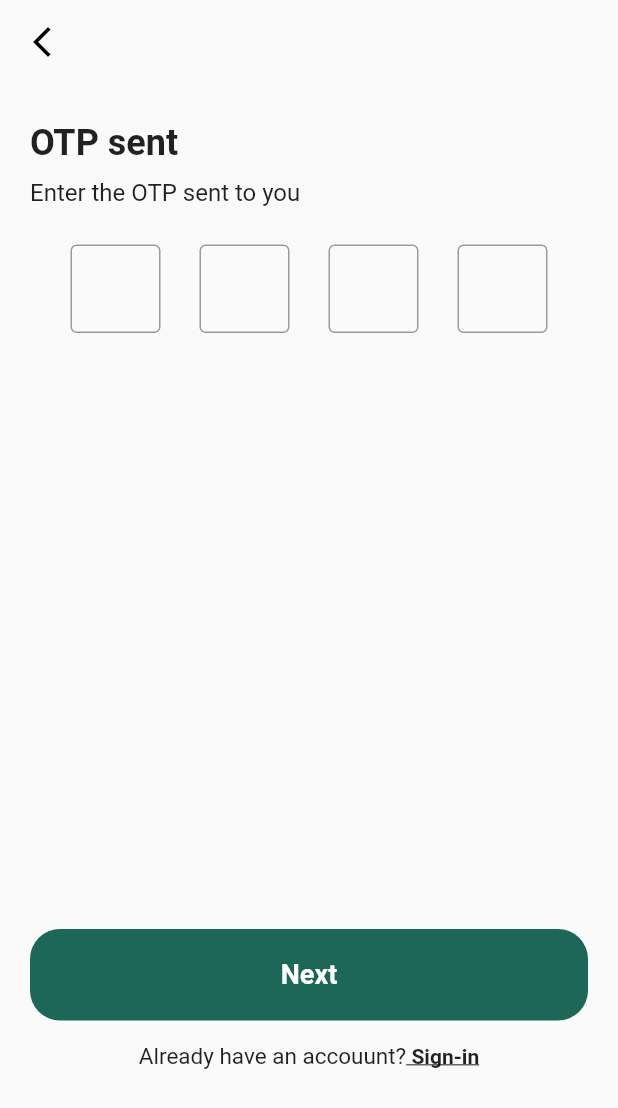
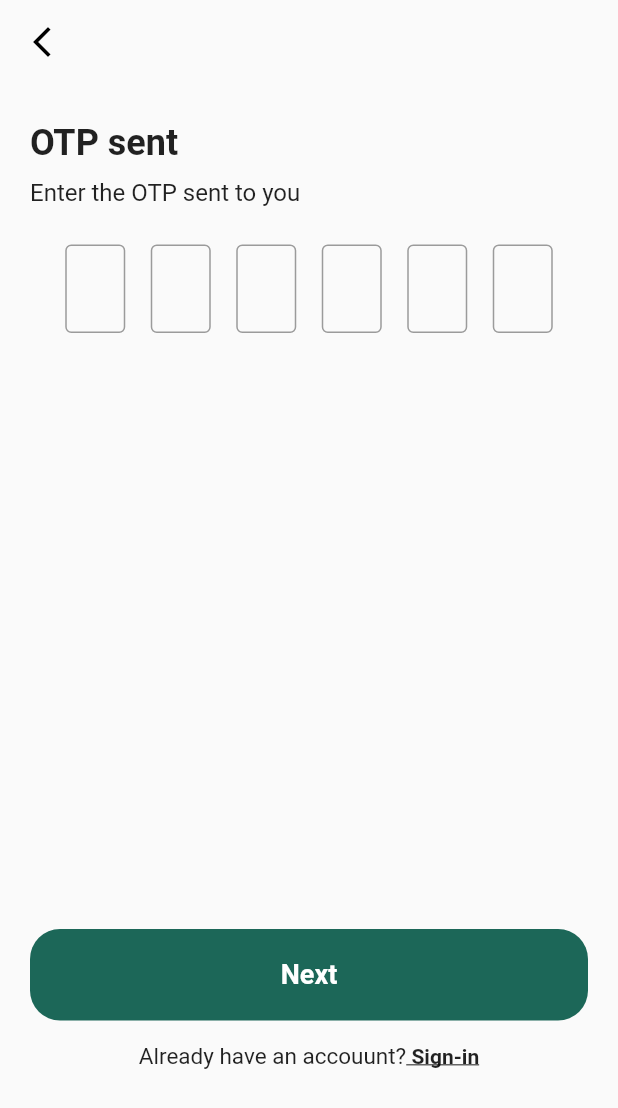
Before and after one commit to Appium-Labs/Social-app, a Flutter app: the OTPScreen screen opened directly, on a phone screen of 412 x 824 dp. Shown: the top 1108 px of the screen. Run offline on Flutter 3.47's test engine with Material 2 defaults, Android fonts, the phone set to English and light mode, and no system bars; our stand-ins replace firebase_auth, firebase_core, flutter_svg, get, image_picker, intl_phone_field; accounts and stored records are empty.

Commit message:
OTP Login done

```diff
--- a/lib/Views/LoginScreen/OTPScreen.dart
+++ b/lib/Views/LoginScreen/OTPScreen.dart
@@ -1,5 +1,7 @@
 import 'package:flutter/material.dart';
+import 'package:get/get.dart';
 import 'package:get/route_manager.dart';
+import 'package:social_app/Services/AuthenticationService.dart';
 import 'package:social_app/Views/LoginScreen/OTPTextFeild.dart';
 
 import '../shared/ColoredButton.dart';
@@ -9,10 +11,13 @@ class OTPScreen extends StatelessWidget {
 
   @override
   Widget build(BuildContext context) {
+    AuthController controller = Get.find();
     final TextEditingController _firstController = TextEditingController();
     final TextEditingController _secondController = TextEditingController();
     final TextEditingController _thirdController = TextEditingController();
     final TextEditingController _fourthController = TextEditingController();
+    final TextEditingController _fifthController = TextEditingController();
+    final TextEditingController _sixthController = TextEditingController();
     return Scaffold(
       appBar: AppBar(
         leading: IconButton(
@@ -49,15 +54,26 @@ class OTPScreen extends StatelessWidget {
               height: 20,
             ),
             OTPTextFeild(
-                firstController: _firstController,
-                secondController: _secondController,
-                thirdController: _thirdController,
-                fourthController: _fourthController),
+              firstController: _firstController,
+              secondController: _secondController,
+              thirdController: _thirdController,
+              fourthController: _fourthController,
+              fifthController: _fifthController,
+              sixthController: _sixthController,
+            ),
             SizedBox(
               height: MediaQuery.of(context).size.height * 0.47,
             ),
             GestureDetector(
-                onTap: () => Get.to(OTPScreen()), child: const ColoredButton()),
+                onTap: () {
+                  controller.verifyOTP(_firstController.text +
+                      _secondController.text +
+                      _thirdController.text +
+                      _fourthController.text +
+                      _fifthController.text +
+                      _sixthController.text);
+                },
+                child: const ColoredButton()),
             const SizedBox(
               height: 5,
             ),
--- a/lib/Views/LoginScreen/OTPTextFeild.dart
+++ b/lib/Views/LoginScreen/OTPTextFeild.dart
@@ -5,13 +5,16 @@ class OTPTextFeild extends StatelessWidget {
   final TextEditingController secondController;
   final TextEditingController thirdController;
   final TextEditingController fourthController;
-
+  final TextEditingController fifthController;
+  final TextEditingController sixthController;
   const OTPTextFeild(
       {super.key,
       required this.firstController,
       required this.secondController,
       required this.thirdController,
-      required this.fourthController});
+      required this.fourthController,
+      required this.fifthController,
+      required this.sixthController});
 
   @override
   Widget build(BuildContext context) {
@@ -19,7 +22,7 @@ class OTPTextFeild extends StatelessWidget {
       mainAxisAlignment: MainAxisAlignment.center,
       children: [
         SizedBox(
-          width: 60,
+          width: 40,
           child: TextFormField(
             controller: firstController,
             textAlign: TextAlign.center,
@@ -36,9 +39,9 @@ class OTPTextFeild extends StatelessWidget {
             },
           ),
         ),
-        const SizedBox(width: 26),
+        const SizedBox(width: 17),
         SizedBox(
-          width: 60,
+          width: 40,
           child: TextFormField(
             controller: secondController,
             textAlign: TextAlign.center,
@@ -55,9 +58,9 @@ class OTPTextFeild extends StatelessWidget {
             },
           ),
         ),
-        const SizedBox(width: 26),
+        const SizedBox(width: 17),
         SizedBox(
-          width: 60,
+          width: 40,
           child: TextFormField(
             controller: thirdController,
             textAlign: TextAlign.center,
@@ -74,11 +77,49 @@ class OTPTextFeild extends StatelessWidget {
             },
           ),
         ),
-        const SizedBox(width: 26),
+        const SizedBox(width: 17),
         SizedBox(
-          width: 60,
+          width: 40,
           child: TextFormField(
             controller: fourthController,
+            textAlign: TextAlign.center,
+            keyboardType: TextInputType.number,
+            maxLength: 1,
+            decoration: const InputDecoration(
+              counterText: '',
+              border: OutlineInputBorder(),
+            ),
+            onChanged: (value) {
+              if (value.isNotEmpty) {
+                FocusScope.of(context).nextFocus();
+              }
+            },
+          ),
+        ),
+        const SizedBox(width: 17),
+        SizedBox(
+          width: 40,
+          child: TextFormField(
+            controller: fifthController,
+            textAlign: TextAlign.center,
+            keyboardType: TextInputType.number,
+            maxLength: 1,
+            decoration: const InputDecoration(
+              counterText: '',
+              border: OutlineInputBorder(),
+            ),
+            onChanged: (value) {
+              if (value.isNotEmpty) {
+                FocusScope.of(context).nextFocus();
+              }
+            },
+          ),
+        ),
+        const SizedBox(width: 17),
+        SizedBox(
+          width: 40,
+          child: TextFormField(
+            controller: sixthController,
             textAlign: TextAlign.center,
             keyboardType: TextInputType.number,
             maxLength: 1,
--- a/pubspec.yaml
+++ b/pubspec.yaml
@@ -17,6 +17,7 @@ dependencies:
   flutter_svg: ^2.0.4
   image_picker: ^0.8.7+1
   intl_phone_field: ^3.1.0
+  firebase_auth: ^4.4.0
 
 dev_dependencies:
   flutter_test:
```
Also changed, not shown: lib/Services/AuthenticationService.dart (added, +41 -0 lines), lib/Views/LoginScreen/LoginScreen.dart (+13 -1 lines), lib/Views/WelcomeScreen/WelcomeBackScreen.dart (added, +34 -0 lines), assets/images/WelcomeBack.png (added), pubspec.lock, 5 other files.
